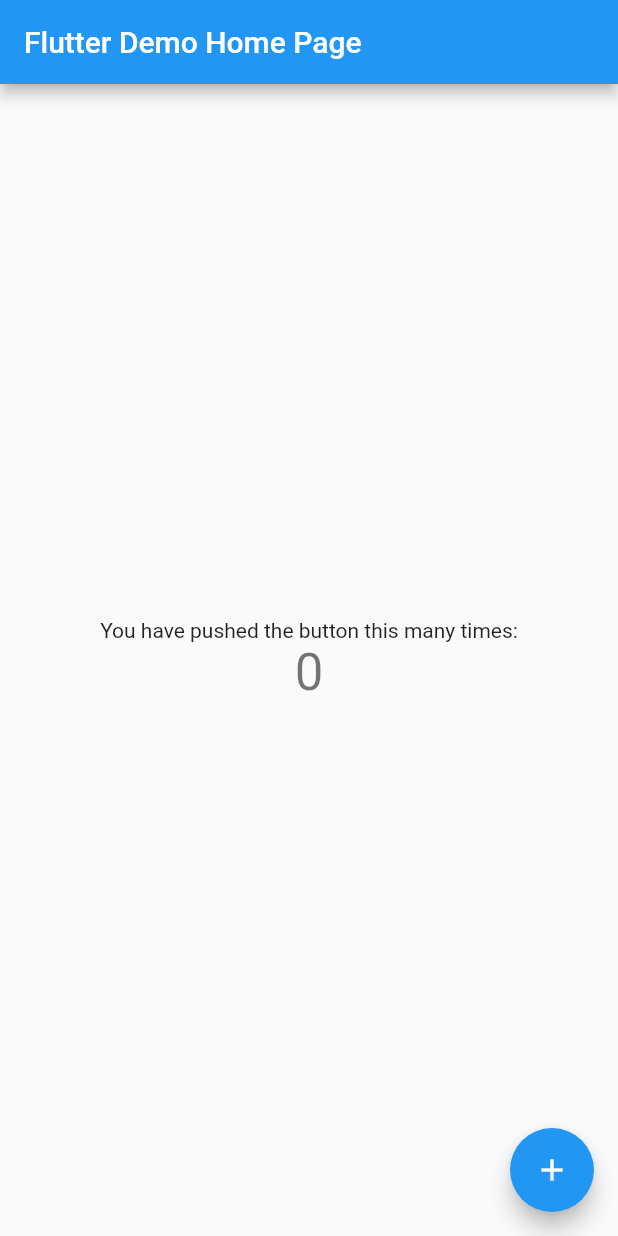
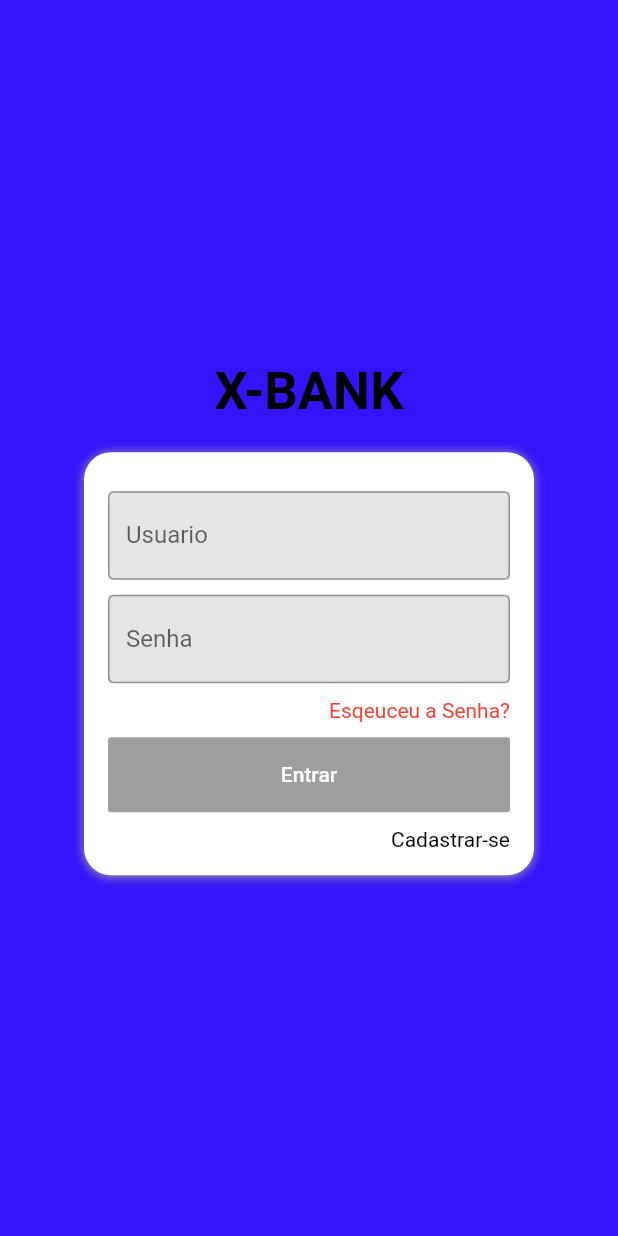
Before and after one commit to GuilhermeOrtizAluno/X-Bank, a Flutter app: the screen it shows after launch, on a phone screen of 412 x 824 dp. Run offline on Flutter 3.47's test engine with Material 2 defaults, Android fonts, the phone set to English and light mode, and no system bars.

Commit message:
Create design login

```diff
--- a/lib/main.dart
+++ b/lib/main.dart
@@ -5,109 +5,143 @@
 }
 
 class MyApp extends StatelessWidget {
-  // This widget is the root of your application.
   @override
   Widget build(BuildContext context) {
     return MaterialApp(
-      title: 'Flutter Demo',
+      title: 'X-Bank',
       theme: ThemeData(
-        // This is the theme of your application.
-        //
-        // Try running your application with "flutter run". You'll see the
-        // application has a blue toolbar. Then, without quitting the app, try
-        // changing the primarySwatch below to Colors.green and then invoke
-        // "hot reload" (press "r" in the console where you ran "flutter run",
-        // or simply save your changes to "hot reload" in a Flutter IDE).
-        // Notice that the counter didn't reset back to zero; the application
-        // is not restarted.
         primarySwatch: Colors.blue,
       ),
-      home: MyHomePage(title: 'Flutter Demo Home Page'),
+      home: MyHomePage(),
     );
   }
 }
 
 class MyHomePage extends StatefulWidget {
-  MyHomePage({Key key, this.title}) : super(key: key);
-
-  // This widget is the home page of your application. It is stateful, meaning
-  // that it has a State object (defined below) that contains fields that affect
-  // how it looks.
-
-  // This class is the configuration for the state. It holds the values (in this
-  // case the title) provided by the parent (in this case the App widget) and
-  // used by the build method of the State. Fields in a Widget subclass are
-  // always marked "final".
-
-  final String title;
-
   @override
   _MyHomePageState createState() => _MyHomePageState();
 }
 
 class _MyHomePageState extends State<MyHomePage> {
-  int _counter = 0;
-
-  void _incrementCounter() {
-    setState(() {
-      // This call to setState tells the Flutter framework that something has
-      // changed in this State, which causes it to rerun the build method below
-      // so that the display can reflect the updated values. If we changed
-      // _counter without calling setState(), then the build method would not be
-      // called again, and so nothing would appear to happen.
-      _counter++;
-    });
-  }
-
   @override
   Widget build(BuildContext context) {
-    // This method is rerun every time setState is called, for instance as done
-    // by the _incrementCounter method above.
-    //
-    // The Flutter framework has been optimized to make rerunning build methods
-    // fast, so that you can just rebuild anything that needs updating rather
-    // than having to individually change instances of widgets.
     return Scaffold(
-      appBar: AppBar(
-        // Here we take the value from the MyHomePage object that was created by
-        // the App.build method, and use it to set our appbar title.
-        title: Text(widget.title),
-      ),
-      body: Center(
-        // Center is a layout widget. It takes a single child and positions it
-        // in the middle of the parent.
-        child: Column(
-          // Column is also a layout widget. It takes a list of children and
-          // arranges them vertically. By default, it sizes itself to fit its
-          // children horizontally, and tries to be as tall as its parent.
-          //
-          // Invoke "debug painting" (press "p" in the console, choose the
-          // "Toggle Debug Paint" action from the Flutter Inspector in Android
-          // Studio, or the "Toggle Debug Paint" command in Visual Studio Code)
-          // to see the wireframe for each widget.
-          //
-          // Column has various properties to control how it sizes itself and
-          // how it positions its children. Here we use mainAxisAlignment to
-          // center the children vertically; the main axis here is the vertical
-          // axis because Columns are vertical (the cross axis would be
-          // horizontal).
-          mainAxisAlignment: MainAxisAlignment.center,
-          children: <Widget>[
-            Text(
-              'You have pushed the button this many times:',
-            ),
-            Text(
-              '$_counter',
-              style: Theme.of(context).textTheme.headline4,
-            ),
-          ],
-        ),
-      ),
-      floatingActionButton: FloatingActionButton(
-        onPressed: _incrementCounter,
-        tooltip: 'Increment',
-        child: Icon(Icons.add),
-      ), // This trailing comma makes auto-formatting nicer for build methods.
+      body: Container(
+        color: Color.fromRGBO(52, 20, 250, 1),
+        child: Center(
+          child: Column(
+            crossAxisAlignment: CrossAxisAlignment.center,
+            mainAxisAlignment: MainAxisAlignment.center,
+            children:<Widget> [
+              Container(
+                margin: EdgeInsets.only(bottom: 20),
+                child: Text(
+                  'X-BANK',
+                  style: TextStyle(
+                    color: Colors.black,
+                    fontWeight: FontWeight.bold,
+                    fontSize: 35
+                  )
+                ),
+              ),
+              Container(
+                width: MediaQuery.of(context).size.width,
+                constraints: BoxConstraints(maxWidth: 300),
+                margin: EdgeInsets.symmetric(horizontal: 40),
+                decoration: BoxDecoration(
+                  color: Colors.white,
+                  borderRadius: BorderRadius.circular(18.0),
+                  boxShadow: <BoxShadow>[
+                    BoxShadow(
+                        color: Colors.grey,
+                        blurRadius: 5.0,
+                        offset: Offset(0.0, 0.75)
+                    )
+                  ],
+                ),
+                padding: EdgeInsets.all(16.0),
+                child: Column(
+                  children:<Widget> [
+                    Container(
+                      margin: EdgeInsets.only(top: 10, bottom: 5),
+                      color: Color.fromRGBO(229, 229, 229, 1),
+                      child: TextField(
+                        decoration: InputDecoration(
+                          border: OutlineInputBorder(),
+                          labelText: 'Usuario',
+                        ),
+                        textAlign: TextAlign.center,
+                      )
+                    ),
+                    Container(
+                      margin: EdgeInsets.symmetric(vertical: 5),
+                      color: Color.fromRGBO(229, 229, 229, 1),
+                      child: TextField(
+                        obscureText: true,
+                        decoration: InputDecoration(
+                          border: OutlineInputBorder(),
+                          labelText: 'Senha',
+                        ),
+                        textAlign: TextAlign.center,
+                      )
+                    ),
+                    Container(
+                      margin: EdgeInsets.symmetric(vertical: 5),
+                      child: InkWell(
+                        child: Align(
+                          alignment: Alignment.centerRight,
+                          child: Text(
+                            'Esqeuceu a Senha?',
+                            style: TextStyle(
+                              color: Colors.red,
+                            ),
+                          ),
+                        )
+                        //onTap:
+                      ),
+                    ),
+                    Container(
+                      margin: EdgeInsets.symmetric(vertical: 5),
+                      child: StreamBuilder<bool>(
+
+                        //stream: _loginBloc.outSubmitValid,
+                        builder: (context, snapshot) {
+                          return SizedBox(
+                            height: 50,
+                            width: MediaQuery.of(context).size.width,
+                            child: RaisedButton(
+                              color: Colors.pinkAccent,
+                              child: Text("Entrar"),
+                              //onPressed: snapshot.hasData ? _loginBloc.submit : null,
+                              textColor: Colors.white,
+                              disabledColor: Colors.grey
+                            ),
+                          );
+                        }
+                      ),
+                    ),
+                    Container(
+                      margin: EdgeInsets.only(top: 5),
+                      child: InkWell(
+                        child: Align(
+                          alignment: Alignment.centerRight,
+                          child: Text(
+                            'Cadastrar-se',
+                            style: TextStyle(
+                              color: Colors.black,
+                            ),
+                          ),
+                        )
+                        //onTap:
+                      ),
+                    )
+                  ],
+                ),
+              )
+            ]
+          ),
+        )
+      )
     );
   }
 }
```
